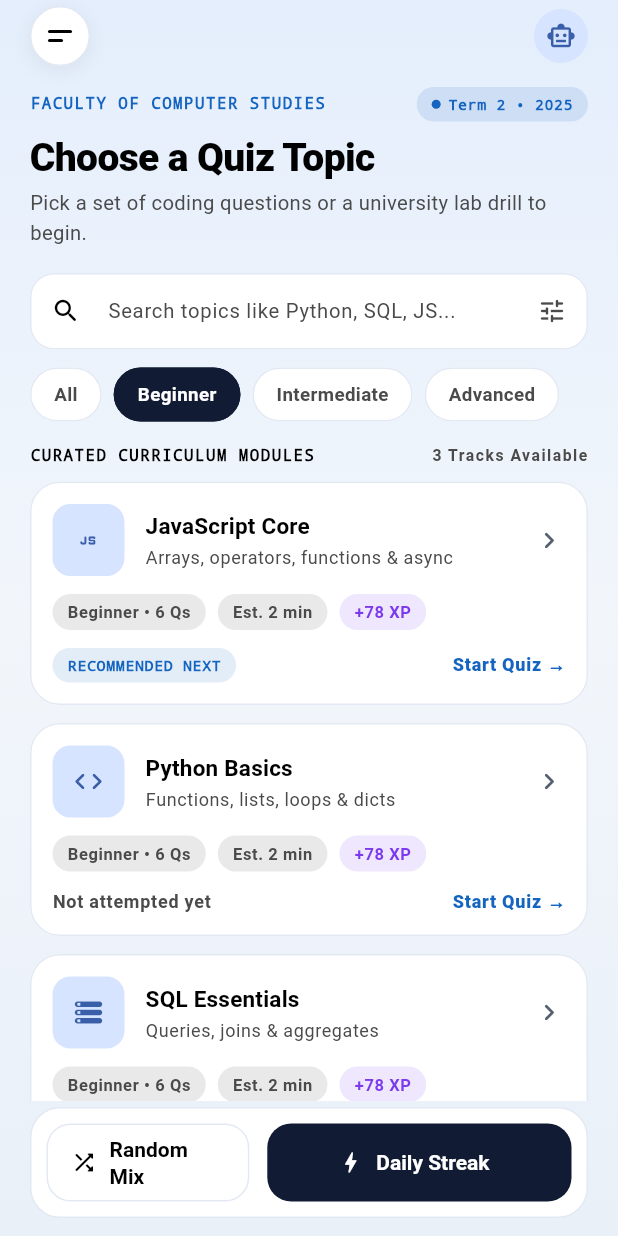
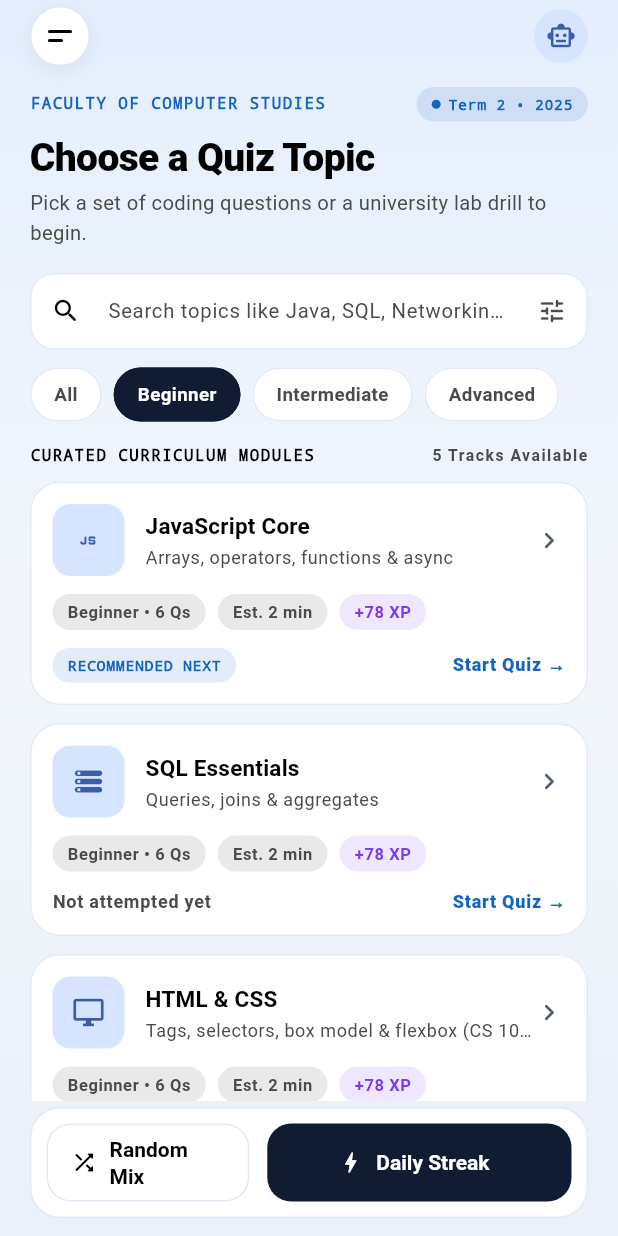
Before and after one commit to Socheata251/Ai_Mentor, a Flutter app: the QuizScreen screen opened directly, after a tap on "Beginner", on a phone screen of 412 x 824 dp. Run offline on Flutter 3.47's test engine with Material 3 defaults, Android fonts, the phone set to English and light mode, and no system bars; our stand-ins replace flutter_secure_storage; accounts and stored records are empty; network calls fail.

Commit message:
Library and Quiz Follow AUB

```diff
--- a/lib/data/models/quiz.dart
+++ b/lib/data/models/quiz.dart
@@ -1,6 +1,19 @@
 import 'package:flutter/foundation.dart';
 
-enum QuizCategory { javascript, python, sql, dataStructures, mixed, dynamicProgramming }
+enum QuizCategory {
+  javascript,
+  sql,
+  dataStructures,
+  mixed,
+  dynamicProgramming,
+  web,
+  csharp,
+  java,
+  networking,
+  security,
+  devops,
+  math,
+}
 
 /// One multiple-choice question.
 @immutable
--- a/lib/features/home/widgets/study_links.dart
+++ b/lib/features/home/widgets/study_links.dart
@@ -46,13 +46,17 @@ class StudyLinks extends StatelessWidget {
           builder: (context, constraints) {
             // Side by side when there is room, stacked on small phones.
             if (constraints.maxWidth >= 340) {
-              return Row(
+              // IntrinsicHeight gives the Row a finite height, so `stretch`
+              // works inside a scrolling list (unbounded height).
+              return IntrinsicHeight(
+                child: Row(
                   crossAxisAlignment: CrossAxisAlignment.stretch,
                   children: [
                     Expanded(child: quiz),
                     const SizedBox(width: 12),
                     Expanded(child: library),
                   ],
+                ),
               );
             }
             return Column(children: [quiz, const SizedBox(height: 12), library]);
--- a/lib/features/library/widgets/exam_banner.dart
+++ b/lib/features/library/widgets/exam_banner.dart
@@ -8,7 +8,7 @@ class ExamBanner extends StatelessWidget {
   const ExamBanner({
     super.key,
     required this.onStart,
-    this.subtitle = 'Test yourself on CS 201 Trees & OOP Concepts',
+    this.subtitle = 'Test yourself on CS 213 Data Structure & Algorithm',
   });
 
   final VoidCallback onStart;
--- a/lib/features/quiz/widgets/quiz_repository.dart
+++ b/lib/features/quiz/widgets/quiz_repository.dart
@@ -85,75 +85,6 @@ const _topics = <QuizTopic>[
     ],
   ),
 
-  // ------------------------------------------------------------------
-  QuizTopic(
-    id: 'py',
-    title: 'Python Basics',
-    subtitle: 'Functions, lists, loops & dicts',
-    category: QuizCategory.python,
-    level: 'Beginner',
-    fileName: 'snippet.py',
-    langBadge: 'PY 3',
-    questions: [
-      QuizQuestion(
-        tag: 'PY FUNCTIONS',
-        prompt: 'Which keyword defines a function in Python?',
-        code: "______ greet(name):\n    print('Hi', name)",
-        options: ['def', 'func', 'function', 'lambda'],
-        correctIndex: 0,
-        hint: 'It is short for "define".',
-        explanation: 'def starts a function definition. lambda only makes small anonymous functions.',
-        optionsAreCode: true,
-      ),
-      QuizQuestion(
-        tag: 'PY LISTS',
-        prompt: 'What does len([1, 2, 3]) return?',
-        options: ['2', '3', '4', 'Error'],
-        correctIndex: 1,
-        hint: 'Count the items inside the list.',
-        explanation: 'len() returns how many items a list holds: 3.',
-      ),
-      QuizQuestion(
-        tag: 'PY LOOPS',
-        prompt: 'What does this loop print?',
-        code: 'for i in range(3):\n    print(i)',
-        options: ['0 1 2', '1 2 3', '0 1 2 3', '3'],
-        correctIndex: 0,
-        hint: 'range(3) starts at 0 and stops BEFORE 3.',
-        explanation: 'range(3) produces 0, 1, 2. The stop value is never included.',
-        optionsAreCode: true,
-      ),
-      QuizQuestion(
-        tag: 'PY TYPES',
-        prompt: 'Which of these types is mutable?',
-        options: ['tuple', 'str', 'list', 'int'],
-        correctIndex: 2,
-        hint: 'You can append to it after creating it.',
-        explanation: 'Lists can be changed in place. Tuples, strings and ints cannot.',
-        optionsAreCode: true,
-      ),
-      QuizQuestion(
-        tag: 'PY STRINGS',
-        prompt: 'What does this print?',
-        code: "s = 'hello'\nprint(s[1])",
-        options: ['h', 'e', 'l', 'o'],
-        correctIndex: 1,
-        hint: 'Indexes start at 0, not 1.',
-        explanation: "Index 0 is 'h', so s[1] is 'e'.",
-        optionsAreCode: true,
-      ),
-      QuizQuestion(
-        tag: 'PY DICTS',
-        prompt: 'How do you read a missing key without raising a KeyError?',
-        code: "age = user.______('age', 0)",
-        options: ['get', 'fetch', 'read', 'find'],
-        correctIndex: 0,
-        hint: 'The method name is only three letters.',
-        explanation: 'dict.get(key, default) returns the default instead of raising KeyError.',
-        optionsAreCode: true,
-      ),
-    ],
-  ),
 
   // ------------------------------------------------------------------
   QuizTopic(
@@ -366,4 +297,459 @@ const _topics = <QuizTopic>[
       ),
     ],
   ),
+
+  // ------------------------------------------------------------------
+  QuizTopic(
+    id: 'html',
+    title: 'HTML & CSS',
+    subtitle: 'Tags, selectors, box model & flexbox (CS 105)',
+    category: QuizCategory.web,
+    level: 'Beginner',
+    fileName: 'index.html',
+    langBadge: 'HTML',
+    questions: [
+      QuizQuestion(
+        tag: 'HTML BASICS',
+        prompt: 'Which tag creates the largest heading?',
+        options: ['<h1>', '<h6>', '<head>', '<title>'],
+        correctIndex: 0,
+        hint: 'Headings are numbered; the smallest number is the biggest.',
+        explanation: '<h1> is the top-level heading. <h6> is the smallest. <head> and <title> are not visible headings.',
+        optionsAreCode: true,
+      ),
+      QuizQuestion(
+        tag: 'HTML LINKS',
+        prompt: 'Which attribute holds the address of a link?',
+        code: '<a ______="https://example.com">Visit</a>',
+        options: ['href', 'src', 'link', 'url'],
+        correctIndex: 0,
+        hint: 'It stands for "hypertext reference".',
+        explanation: 'The href attribute of <a> sets where the link goes. src is used by images and scripts.',
+        optionsAreCode: true,
+      ),
+      QuizQuestion(
+        tag: 'CSS SELECTORS',
+        prompt: 'Which selector targets every element with class "card"?',
+        options: ['.card', '#card', 'card', '*card'],
+        correctIndex: 0,
+        hint: 'Classes start with a dot.',
+        explanation: '.card selects by class. #card selects by id. card (no symbol) selects <card> tags.',
+        optionsAreCode: true,
+      ),
+      QuizQuestion(
+        tag: 'CSS BOX MODEL',
+        prompt: 'What is the box model order from the inside to the outside?',
+        options: ['Content, padding, border, margin', 'Content, margin, border, padding', 'Padding, content, border, margin', 'Border, content, padding, margin'],
+        correctIndex: 0,
+        hint: 'The content is in the middle of the box.',
+        explanation: 'Content sits in the middle, then padding, then the border, and margin is the space outside the border.',
+      ),
+      QuizQuestion(
+        tag: 'CSS LAYOUT',
+        prompt: 'Which declaration makes an element a flex container?',
+        code: '.row {\n  ______: flex;\n}',
+        options: ['display', 'position', 'float', 'layout'],
+        correctIndex: 0,
+        hint: 'Flexbox is turned on with the display property.',
+        explanation: 'display: flex makes the children flex items you can align with justify-content and align-items.',
+        optionsAreCode: true,
+      ),
+      QuizQuestion(
+        tag: 'RESPONSIVE',
+        prompt: 'Which tag helps a page scale correctly on phones?',
+        options: ['<meta name="viewport" content="width=device-width, initial-scale=1">', '<meta charset="UTF-8">', '<link rel="stylesheet" href="style.css">', '<base href="/">'],
+        correctIndex: 0,
+        hint: 'The name of the tag is about the "viewport".',
+        explanation: 'The viewport meta tag tells mobile browsers to use the device width, so responsive CSS works.',
+        optionsAreCode: true,
+      ),
+    ],
+  ),
+
+  // ------------------------------------------------------------------
+  QuizTopic(
+    id: 'csharp',
+    title: 'C# .NET Basics',
+    subtitle: 'Types, strings, loops & objects (CS 106)',
+    category: QuizCategory.csharp,
+    level: 'Beginner',
+    fileName: 'Program.cs',
+    langBadge: 'C#',
+    questions: [
+      QuizQuestion(
+        tag: 'C# BASICS',
+        prompt: 'Which class prints a line to the console?',
+        code: '______.WriteLine("Hello");',
+        options: ['Console', 'Output', 'Print', 'Terminal'],
+        correctIndex: 0,
+        hint: 'It lives in the System namespace.',
+        explanation: 'Console.WriteLine writes text and a new line to the console window.',
+        optionsAreCode: true,
+      ),
+      QuizQuestion(
+        tag: 'C# TYPES',
+        prompt: 'Which type stores whole numbers?',
+        options: ['int', 'string', 'bool', 'double'],
+        correctIndex: 0,
+        hint: 'No decimals, no text.',
+        explanation: 'int holds whole numbers. double holds decimals, string holds text and bool holds true/false.',
+        optionsAreCode: true,
+      ),
+      QuizQuestion(
+        tag: 'C# STRINGS',
+        prompt: 'What does this code print?',
+        code: 'string name = "Sok";\nConsole.WriteLine(\$"Hi {name}");',
+        options: ['Hi Sok', 'Hi {name}', '\$"Hi Sok"', 'Error'],
+        correctIndex: 0,
+        hint: 'The \$ before the quote turns on string interpolation.',
+        explanation: 'With \$"...", the value inside {name} is inserted into the text, so it prints Hi Sok.',
+        optionsAreCode: true,
+      ),
+      QuizQuestion(
+        tag: 'C# LOOPS',
+        prompt: 'Which keyword completes this loop over a list?',
+        code: 'foreach (var n ______ numbers)\n{\n    Console.WriteLine(n);\n}',
+        options: ['in', 'of', 'from', 'each'],
+        correctIndex: 0,
+        hint: 'It reads like "for each item in numbers".',
+        explanation: 'C# uses foreach (var n in numbers). The keyword "of" is JavaScript.',
+        optionsAreCode: true,
+      ),
+      QuizQuestion(
+        tag: 'C# OOP',
+        prompt: 'Which keyword creates a new object?',
+        code: 'Student s = ______ Student();',
+        options: ['new', 'create', 'make', 'object'],
+        correctIndex: 0,
+        hint: 'It is also the keyword for calling a constructor.',
+        explanation: 'new allocates the object and runs its constructor.',
+        optionsAreCode: true,
+      ),
+      QuizQuestion(
+        tag: 'C# .NET',
+        prompt: 'What is LINQ used for?',
+        options: ['Querying collections with readable expressions', 'Drawing user interfaces', 'Compiling C# to JavaScript', 'Connecting to Wi-Fi'],
+        correctIndex: 0,
+        hint: 'The name means Language-Integrated Query.',
+        explanation: 'LINQ lets you filter, sort and transform lists and databases with expressions like Where and Select.',
+      ),
+    ],
+  ),
+
+  // ------------------------------------------------------------------
+  QuizTopic(
+    id: 'java',
+    title: 'Java Programming',
+    subtitle: 'OOP, collections & exceptions (CS 214)',
+    category: QuizCategory.java,
+    level: 'Intermediate',
+    fileName: 'Main.java',
+    langBadge: 'JAVA',
+    questions: [
+      QuizQuestion(
+        tag: 'JAVA BASICS',
+        prompt: 'Which method is the entry point of a Java program?',
+        options: ['public static void main(String[] args)', 'void start()', 'public void run()', 'static int begin()'],
+        correctIndex: 0,
+        hint: 'The JVM looks for one exact signature.',
+        explanation: 'The JVM starts a program by calling public static void main(String[] args).',
+        optionsAreCode: true,
+      ),
+      QuizQuestion(
+        tag: 'JAVA TYPES',
+        prompt: 'Which of these is a primitive type?',
+        options: ['int', 'String', 'ArrayList', 'Integer'],
+        correctIndex: 0,
+        hint: 'Primitive types start with a lowercase letter.',
+        explanation: 'int is a primitive. String, ArrayList and Integer are classes (objects).',
+        optionsAreCode: true,
+      ),
+      QuizQuestion(
+        tag: 'JAVA OOP',
+        prompt: 'Which keyword makes a class inherit from another class?',
+        code: 'class Dog ______ Animal {\n}',
+        options: ['extends', 'implements', 'inherits', 'super'],
+        correctIndex: 0,
+        hint: 'implements is for interfaces.',
+        explanation: 'A class uses extends to inherit from a class and implements to follow an interface.',
+        optionsAreCode: true,
+      ),
+      QuizQuestion(
+        tag: 'JAVA COLLECTIONS',
+        prompt: 'Which collection does NOT allow duplicate elements?',
+        options: ['HashSet', 'ArrayList', 'LinkedList', 'Vector'],
+        correctIndex: 0,
+        hint: 'Think of a mathematical set.',
+        explanation: 'A Set keeps each element only once. Lists such as ArrayList allow duplicates.',
+        optionsAreCode: true,
+      ),
+      QuizQuestion(
+        tag: 'JAVA EXCEPTIONS',
+        prompt: 'Which block runs whether or not an exception happens?',
+        options: ['finally', 'catch', 'try', 'throw'],
+        correctIndex: 0,
+        hint: 'It is used to close files and connections.',
+        explanation: 'The finally block always runs after try/catch, so it is the place for cleanup.',
+        optionsAreCode: true,
+      ),
+      QuizQuestion(
+        tag: 'JAVA STRINGS',
+        prompt: 'How do you compare the TEXT of two strings?',
+        code: 'if (a.______(b)) {\n    System.out.println("Same text");\n}',
+        options: ['equals', '==', 'compare', 'same'],
+        correctIndex: 0,
+        hint: '== compares references, not contents.',
+        explanation: 'a.equals(b) compares the characters. == checks whether both variables point to the same object.',
+        optionsAreCode: true,
+      ),
+    ],
+  ),
+
+  // ------------------------------------------------------------------
+  QuizTopic(
+    id: 'net',
+    title: 'Computer Networking',
+    subtitle: 'OSI, IP addressing, protocols & devices (IT 307, IT 334)',
+    category: QuizCategory.networking,
+    level: 'Intermediate',
+    fileName: 'network.txt',
+    langBadge: 'NET',
+    questions: [
+      QuizQuestion(
+        tag: 'OSI MODEL',
+        prompt: 'How many layers does the OSI model have?',
+        options: ['7', '4', '5', '9'],
+        correctIndex: 0,
+        hint: 'Physical is layer 1 and Application is the top.',
+        explanation: 'The OSI model has 7 layers. The TCP/IP model has 4.',
+      ),
+      QuizQuestion(
+        tag: 'IP ADDRESSING',
+        prompt: 'Which of these is a PRIVATE IPv4 address?',
+        options: ['192.168.1.10', '8.8.8.8', '172.32.0.1', '11.0.0.1'],
+        correctIndex: 0,
+        hint: 'Private ranges: 10.x.x.x, 172.16-31.x.x and 192.168.x.x.',
+        explanation: '192.168.0.0/16 is private. 172.32.0.1 is outside the 172.16.0.0-172.31.255.255 range, so it is public.',
+        optionsAreCode: true,
+      ),
+      QuizQuestion(
+        tag: 'SUBNETTING',
+        prompt: 'How many usable host addresses does a /24 network have?',
+        options: ['254', '256', '255', '252'],
+        correctIndex: 0,
+        hint: 'Two addresses are reserved.',
+        explanation: 'A /24 has 256 addresses. The network and broadcast addresses are reserved, leaving 254 usable hosts.',
+      ),
+      QuizQuestion(
+        tag: 'PROTOCOLS',
+        prompt: 'Which protocol turns a domain name into an IP address?',
+        options: ['DNS', 'DHCP', 'ARP', 'FTP'],
+        correctIndex: 0,
+        hint: 'It is the phone book of the internet.',
+        explanation: 'DNS resolves names like example.com to IP addresses. DHCP hands out IP addresses.',
+      ),
+      QuizQuestion(
+        tag: 'DEVICES',
+        prompt: 'Which device forwards traffic BETWEEN different networks?',
+        options: ['Router', 'Hub', 'Repeater', 'Switch'],
+        correctIndex: 0,
+        hint: 'It makes routing decisions using IP addresses.',
+        explanation: 'A router connects networks and chooses paths with IP addresses. A switch connects devices inside one network.',
+      ),
+      QuizQuestion(
+        tag: 'TCP VS UDP',
+        prompt: 'Which protocol is connectionless?',
+        options: ['UDP', 'TCP', 'HTTP', 'SSH'],
+        correctIndex: 0,
+        hint: 'Video calls prefer speed over guaranteed delivery.',
+        explanation: 'UDP sends datagrams without a handshake or retransmission. TCP sets up a connection and guarantees order.',
+      ),
+    ],
+  ),
+
+  // ------------------------------------------------------------------
+  QuizTopic(
+    id: 'sec',
+    title: 'Cyber Security',
+    subtitle: 'CIA triad, crypto, passwords & common attacks (IT 416)',
+    category: QuizCategory.security,
+    level: 'Intermediate',
+    fileName: 'security.txt',
+    langBadge: 'SEC',
+    questions: [
+      QuizQuestion(
+        tag: 'CIA TRIAD',
+        prompt: 'In the CIA triad, what does the "C" stand for?',
+        options: ['Confidentiality', 'Control', 'Compliance', 'Cryptography'],
+        correctIndex: 0,
+        hint: 'It is about keeping data secret from the wrong people.',
+        explanation: 'The CIA triad is Confidentiality, Integrity and Availability.',
+      ),
+      QuizQuestion(
+        tag: 'ATTACKS',
+        prompt: 'A fake email that tricks you into entering your password is called...',
+        options: ['Phishing', 'Sniffing', 'Fuzzing', 'Patching'],
+        correctIndex: 0,
+        hint: 'The word sounds like fishing.',
+        explanation: 'Phishing uses fake messages or sites to steal credentials.',
+      ),
+      QuizQuestion(
+        tag: 'CRYPTOGRAPHY',
+        prompt: 'Which of these is a SYMMETRIC encryption algorithm?',
+        options: ['AES', 'RSA', 'ECC', 'Diffie-Hellman'],
+        correctIndex: 0,
+        hint: 'Symmetric means one shared key for both encrypting and decrypting.',
+        explanation: 'AES uses the same key to encrypt and decrypt. RSA and ECC are asymmetric (public/private key pairs).',
+      ),
+      QuizQuestion(
+        tag: 'PASSWORDS',
+        prompt: 'How should a server store user passwords?',
+        options: ['As salted hashes', 'In plain text', 'Encrypted with the key stored next to them', 'Encoded with Base64'],
+        correctIndex: 0,
+        hint: 'A good method cannot be reversed.',
+        explanation: 'Salted, slow hashes (bcrypt, Argon2) cannot be reversed. Base64 is only encoding, not protection.',
+      ),
+      QuizQuestion(
+        tag: 'SQL INJECTION',
+        prompt: 'What is the best defense against SQL injection?',
+        options: ['Parameterized queries', 'Longer table names', 'Hiding the login page', 'Using GET instead of POST'],
+        correctIndex: 0,
+        hint: 'Keep user input separate from the SQL command.',
+        explanation: 'Parameterized queries send the SQL and the data separately, so input can never change the query.',
+      ),
+      QuizQuestion(
+        tag: 'AUTHENTICATION',
+        prompt: 'What does multi-factor authentication (MFA) add?',
+        options: ['A second proof of identity', 'A longer password', 'Faster login', 'A VPN'],
+        correctIndex: 0,
+        hint: 'A password alone is only one factor.',
+        explanation: 'MFA asks for something more than a password, such as a code from your phone.',
+      ),
+    ],
+  ),
+
+  // ------------------------------------------------------------------
+  QuizTopic(
+    id: 'devops',
+    title: 'DevOps & Cloud',
+    subtitle: 'Git, CI/CD, Docker & cloud models (CS 326, CS 431)',
+    category: QuizCategory.devops,
+    level: 'Intermediate',
+    fileName: 'Dockerfile',
+    langBadge: 'OPS',
+    questions: [
+      QuizQuestion(
+        tag: 'CI/CD',
+        prompt: 'What does "CI" stand for in CI/CD?',
+        options: ['Continuous Integration', 'Code Inspection', 'Central Interface', 'Continuous Install'],
+        correctIndex: 0,
+        hint: 'Developers merge their code often.',
+        explanation: 'Continuous Integration automatically builds and tests every change that is merged.',
+      ),
+      QuizQuestion(
+        tag: 'GIT',
+        prompt: 'Which command records your staged changes as a commit?',
+        options: ['git commit', 'git push', 'git clone', 'git fetch'],
+        correctIndex: 0,
+        hint: 'Push sends commits to a remote.',
+        explanation: 'git commit saves the staged snapshot to local history. git push uploads it.',
+        optionsAreCode: true,
+      ),
+      QuizQuestion(
+        tag: 'DOCKER',
+        prompt: 'What is a container image?',
+        options: ['A packaged app with its dependencies', 'A full virtual hard disk of an OS', 'A kind of database', 'A network cable'],
+        correctIndex: 0,
+        hint: 'It is the template that containers start from.',
+        explanation: 'An image bundles the app and what it needs. Containers are running instances of an image.',
+      ),
+      QuizQuestion(
+        tag: 'DOCKERFILE',
+        prompt: 'Which instruction sets the base image?',
+        code: '______ node:20\nCOPY . /app\nCMD ["node", "/app/index.js"]',
+        options: ['FROM', 'BASE', 'IMAGE', 'USE'],
+        correctIndex: 0,
+        hint: 'Every Dockerfile starts with it.',
+        explanation: 'FROM chooses the base image that the rest of the build adds to.',
+        optionsAreCode: true,
+      ),
+      QuizQuestion(
+        tag: 'CLOUD MODELS',
+        prompt: 'Which model gives you virtual machines and storage on demand?',
+        options: ['IaaS', 'SaaS', 'PaaS', 'DaaS'],
+        correctIndex: 0,
+        hint: 'Think of renting the infrastructure.',
+        explanation: 'IaaS rents infrastructure (VMs, storage). PaaS rents a platform. SaaS is ready-made software.',
+      ),
+      QuizQuestion(
+        tag: 'SCALING',
+        prompt: 'Adding more servers to share the load is called...',
+        options: ['Horizontal scaling', 'Vertical scaling', 'Caching', 'Sharding'],
+        correctIndex: 0,
+        hint: 'You scale out, not up.',
+        explanation: 'Horizontal scaling adds machines. Vertical scaling makes one machine bigger.',
+      ),
+    ],
+  ),
+
+  // ------------------------------------------------------------------
+  QuizTopic(
+    id: 'math',
+    title: 'Math for Computing',
+    subtitle: 'Number systems, logic & sets (MAT 101)',
+    category: QuizCategory.math,
+    level: 'Beginner',
+    fileName: 'math.txt',
+    langBadge: 'MATH',
+    questions: [
+      QuizQuestion(
+        tag: 'BINARY',
+        prompt: 'What is the binary number 1010 in decimal?',
+        options: ['10', '12', '8', '5'],
+        correctIndex: 0,
+        hint: 'From the left: 8 + 0 + 2 + 0.',
+        explanation: '1010 = 1x8 + 0x4 + 1x2 + 0x1 = 10.',
+      ),
+      QuizQuestion(
+        tag: 'HEXADECIMAL',
+        prompt: 'What is decimal 255 in hexadecimal?',
+        options: ['FF', 'EE', 'F0', '1F'],
+        correctIndex: 0,
+        hint: 'The largest value of one byte.',
+        explanation: '255 = 15x16 + 15, and 15 is F, so it is FF.',
+      ),
+      QuizQuestion(
+        tag: 'LOGIC',
+        prompt: 'What is the result of True AND False?',
+        options: ['False', 'True', 'Null', 'Both'],
+        correctIndex: 0,
+        hint: 'AND needs both sides to be true.',
+        explanation: 'AND is true only when both inputs are true.',
+      ),
+      QuizQuestion(
+        tag: 'SETS',
+        prompt: 'If A = {1, 2, 3} and B = {3, 4}, what is A ∩ B?',
+        options: ['{3}', '{1, 2, 3, 4}', '{1, 2}', '{4}'],
+        correctIndex: 0,
+        hint: 'The intersection is what both sets share.',
+        explanation: 'The intersection contains only elements found in both sets: {3}.',
+      ),
+      QuizQuestion(
+        tag: 'DE MORGAN',
+        prompt: 'NOT (A AND B) is equal to...',
+        options: ['(NOT A) OR (NOT B)', '(NOT A) AND (NOT B)', 'A OR B', 'NOT A AND B'],
+        correctIndex: 0,
+        hint: 'Negating AND turns it into OR.',
+        explanation: 'De Morgan: NOT(A AND B) = (NOT A) OR (NOT B).',
+      ),
+      QuizQuestion(
+        tag: 'FUNCTIONS',
+        prompt: 'If f(x) = 2x + 3, what is f(4)?',
+        options: ['11', '8', '14', '9'],
+        correctIndex: 0,
+        hint: 'Replace x with 4.',
+        explanation: 'f(4) = 2x4 + 3 = 11.',
+      ),
+    ],
+  ),
 ];
--- a/lib/features/quiz/widgets/topic_picker.dart
+++ b/lib/features/quiz/widgets/topic_picker.dart
@@ -97,11 +97,17 @@ class _TopicPickerState extends State<TopicPicker> {
 
   static IconData _icon(QuizCategory category) => switch (category) {
     QuizCategory.javascript => Icons.javascript_rounded,
-    QuizCategory.python => Icons.code_rounded,
     QuizCategory.sql => Icons.storage_rounded,
     QuizCategory.dataStructures => Icons.account_tree_outlined,
     QuizCategory.dynamicProgramming => Icons.bolt_rounded,
     QuizCategory.mixed => Icons.shuffle_rounded,
+    QuizCategory.web => Icons.desktop_windows_outlined,
+    QuizCategory.csharp => Icons.code_rounded,
+    QuizCategory.java => Icons.data_object_rounded,
+    QuizCategory.networking => Icons.language_rounded,
+    QuizCategory.security => Icons.security_rounded,
+    QuizCategory.devops => Icons.sync_alt_rounded,
+    QuizCategory.math => Icons.calculate_rounded,
   };
 
   /// The filter icon in the search box: pick a level from a list.
@@ -319,7 +325,7 @@ class _SearchField extends StatelessWidget {
       onChanged: onChanged,
       textInputAction: TextInputAction.search,
       decoration: InputDecoration(
-        hintText: 'Search topics like Python, SQL, JS...',
+        hintText: 'Search topics like Java, SQL, Networking...',
         prefixIcon: const Icon(Icons.search_rounded, size: 20),
         suffixIcon: controller.text.isEmpty
             ? IconButton(
--- a/lib/features/schedule/screens/schedule_screen.dart
+++ b/lib/features/schedule/screens/schedule_screen.dart
@@ -34,7 +34,7 @@ class ScheduleScreen extends StatelessWidget {
       _SessionData(
         title: 'Exam & Assignment Monitor',
         subtitle:
-            'Track CS 204 Computer Architecture and Operating Systems assignment deadlines and exam prep milestones.',
+            'Track CS 213 Data Structure & Algorithm and CS 214 Java Programming assignment deadlines and exam prep milestones.',
         time: 'Deadline in 3 days',
         tag: 'Check now',
         color: const Color(0xFFF59E0B),
```
Also changed, not shown: lib/data/models/course.dart (+22 -4 lines), lib/data/repositories/course_repository.dart (+39 -9 lines), lib/features/library/widgets/course_style.dart (+23 -5 lines), lib/features/quiz/widgets/course_quiz_generator.dart (+8 -1 lines), 5 other files. Lines whose indentation alone changed are shown as unchanged.
